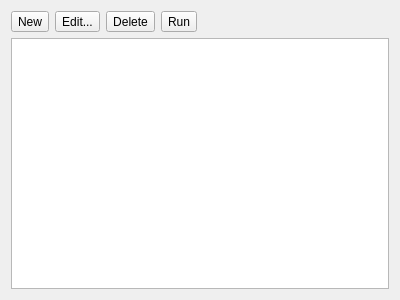
Before: the Qt Designer form src/gui/widgets/snippet_list_widget.ui in mbasaglia/glaxnimate, drawn with Qt 5.
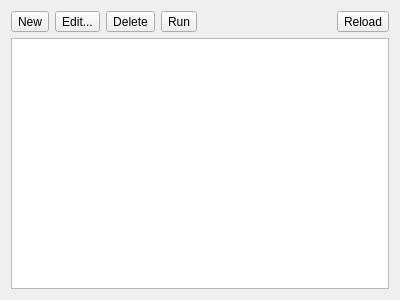
After: the same form once the commit is applied. Icons and pictures are not drawn.

Commit message: Finish snippets

What changed in the file:
```diff
--- a/src/gui/widgets/snippet_list_widget.ui
+++ b/src/gui/widgets/snippet_list_widget.ui
@@ -78,6 +78,19 @@
        </property>
       </spacer>
      </item>
+     <item>
+      <widget class="QToolButton" name="toolButton_5">
+       <property name="toolTip">
+        <string>Reload snippets</string>
+       </property>
+       <property name="text">
+        <string>Reload</string>
+       </property>
+       <property name="icon">
+        <iconset theme="view-refresh"/>
+       </property>
+      </widget>
+     </item>
     </layout>
    </item>
    <item>
```
Left out of the diff: 29 changed lines with no effect on the pictures. The commit also changes 11 other files.
